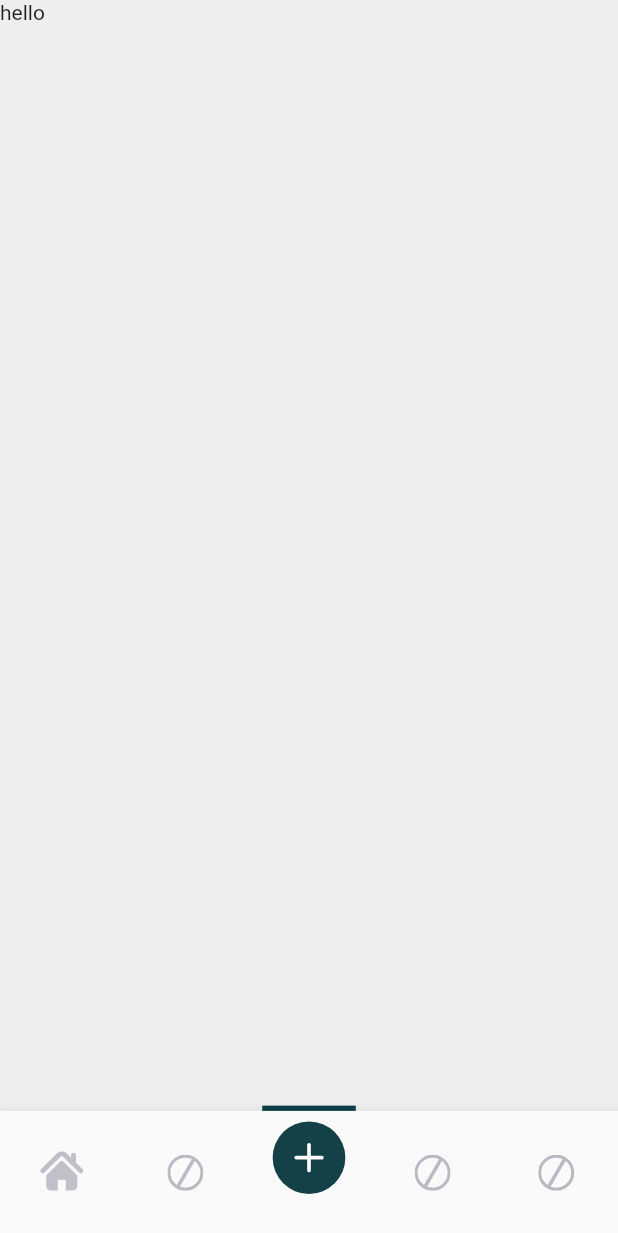
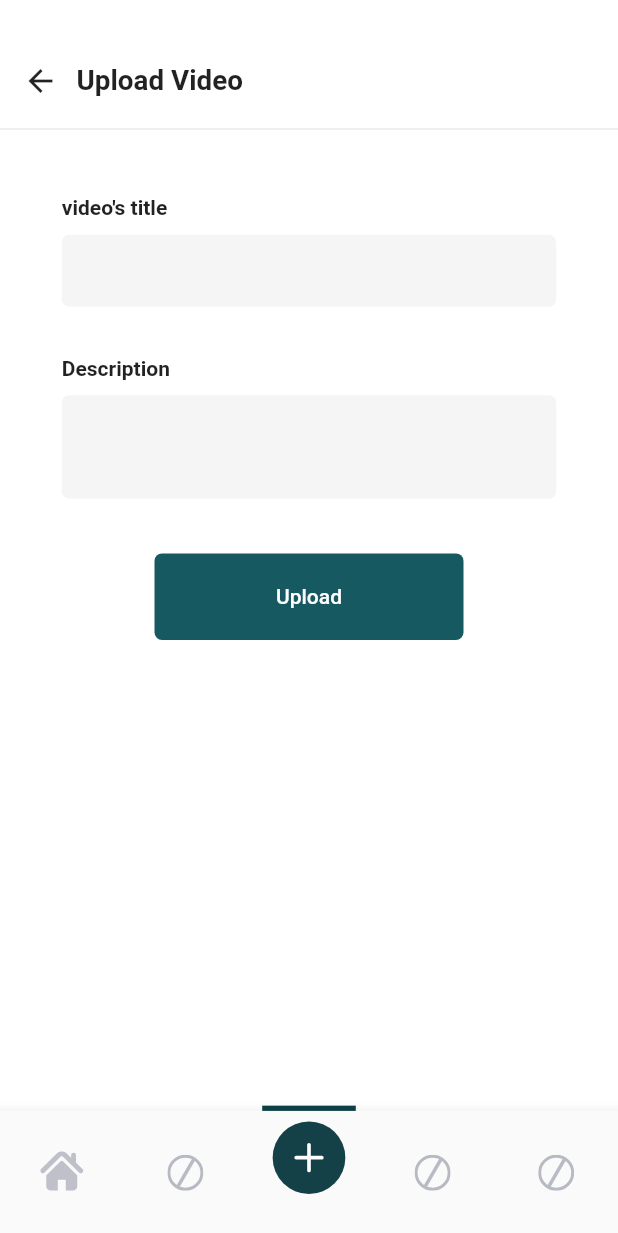
Before and after one commit to Amal1999/uploadTest, a Flutter app: the Navbar screen opened directly, item 3 of the bottom bar chosen, on a phone screen of 412 x 824 dp. Shown: the top 1233 px of the screen. Run offline on Flutter 3.47's test engine with Material 2 defaults, Android fonts, the phone set to English and light mode, and no system bars; our stand-ins replace awesome_dialog, firebase_auth, firebase_core, flutter_svg, google_sign_in, validators; accounts and stored records are empty; network calls fail.

Commit message:
upload interface

```diff
--- a/lib/services/login_service.dart
+++ b/lib/services/login_service.dart
@@ -4,7 +4,7 @@ import 'package:google_sign_in/google_sign_in.dart';
 
 class LoginService {
 
-  static Future<bool> (String email, String password ) async{
+  static Future login(String email, String password ) async{
     try {
       final credential = await FirebaseAuth.instance.signInWithEmailAndPassword(
           email: email,
--- a/lib/settings/const.dart
+++ b/lib/settings/const.dart
@@ -12,6 +12,6 @@ class Const {
 
   static Color get iconsColor => Color(0xFFE0E0E0);
 
-  static Color get backgroundColor => Color(0xFFEEEEEE);
+  static Color get backgroundColor => Colors.white;
 
 }
--- a/lib/ui/screens/home/navbar.dart
+++ b/lib/ui/screens/home/navbar.dart
@@ -5,6 +5,7 @@ import 'package:flutter_svg/svg.dart';
 import 'package:upload_test/settings/config.dart';
 import 'package:upload_test/ui/screens/home/widget/divider_navbar.dart';
 import 'package:upload_test/ui/screens/home/home_screen.dart';
+import 'package:upload_test/ui/screens/publication/upload_screen.dart';
 import '../../../settings/const.dart';
 
 class Navbar extends StatefulWidget {
@@ -38,7 +39,6 @@ class _NavbarState extends State<Navbar> {
               ),
               label: '',
               activeIcon: Center(
-                child: Container(
                 child: Stack(
                   alignment: AlignmentDirectional.center,
                   children: [
@@ -48,7 +48,6 @@ class _NavbarState extends State<Navbar> {
                     ),
                     divider()
                   ],
-                  ),
                 ),
               )),
           BottomNavigationBarItem(
@@ -66,7 +65,6 @@ class _NavbarState extends State<Navbar> {
               ),
               label: '',
               activeIcon: Center(
-                child: Container(
                 child: Stack(
                   alignment: AlignmentDirectional.center,
                   children: [
@@ -76,7 +74,6 @@ class _NavbarState extends State<Navbar> {
                     ),
                     divider()
                   ],
-                  ),
                 ),
               )),
           BottomNavigationBarItem(
@@ -106,7 +103,7 @@ class _NavbarState extends State<Navbar> {
     } else if (selectedIndex == 1) {
       return const Text('hello2');
     } else {
-      return const Text('hello');
+      return UploadScreen();
       // return this._myProfile;
     }
     return const Text('hello');
--- /dev/null
+++ b/lib/ui/screens/publication/upload_screen.dart
@@ -0,0 +1,52 @@
+// ignore_for_file: prefer_const_constructors
+
+import 'package:flutter/material.dart';
+import 'package:upload_test/settings/config.dart';
+import 'package:upload_test/ui/screens/publication/widgets/upload_button.dart';
+import 'package:upload_test/ui/screens/publication/widgets/upload_field.dart';
+
+import '../home/home_screen.dart';
+
+class UploadScreen extends StatefulWidget {
+  @override
+  _UploadScreenState createState() => _UploadScreenState();
+}
+
+class _UploadScreenState extends State<UploadScreen> {
+  final _formKey = GlobalKey<FormState>();
+  @override
+  Widget build(BuildContext context) {
+    return Form(
+      key: _formKey,
+      child: Column(
+        children: [
+          Padding(
+            padding: EdgeInsets.fromLTRB(3, 30, 0, 0),
+            child: Row(
+              children: [
+                IconButton(
+                    onPressed: () {
+
+                    },
+                    icon: Icon(Icons.arrow_back)),
+                Text(
+                  "Upload Video",
+                  style: TextStyle(
+                    fontWeight: FontWeight.bold,
+                    fontSize: context.width * .045
+                  ),
+                )
+              ],
+            ),
+          ),
+          Divider(),
+          SizedBox(height: 20,),
+          UploadField(label: "video's title"),
+          UploadField(label: "Description",maxLines: 3,),
+          SizedBox(height: 20,),
+          UploadButton(onPressed: (){})
+        ],
+      ),
+    );
+  }
+}
--- /dev/null
+++ b/lib/ui/screens/publication/widgets/upload_button.dart
@@ -0,0 +1,31 @@
+// ignore_for_file: prefer_const_constructors
+
+import 'package:flutter/material.dart';
+import 'package:upload_test/settings/config.dart';
+import 'package:upload_test/settings/const.dart';
+
+class UploadButton extends StatefulWidget {
+  void Function() onPressed;
+  UploadButton({Key? key, required this.onPressed}) : super(key: key);
+  @override
+  State<UploadButton> createState() => _UploadButtonState();
+}
+
+class _UploadButtonState extends State<UploadButton> {
+  @override
+  Widget build(BuildContext context) {
+    return SizedBox(
+      width: context.width * .5,
+      height: context.height * .07,
+      child: FlatButton(
+          shape: RoundedRectangleBorder(borderRadius: BorderRadius.circular(5.0)),
+          color: Const.thirdDarkColor,
+          onPressed: widget.onPressed,
+          child:Text(
+            "Upload",
+            style: TextStyle(color: Colors.white),
+          )
+      ),
+    );
+  }
+}
--- /dev/null
+++ b/lib/ui/screens/publication/widgets/upload_field.dart
@@ -0,0 +1,45 @@
+import 'package:flutter/cupertino.dart';
+import 'package:flutter/material.dart';
+import 'package:upload_test/settings/config.dart';
+
+class UploadField extends StatelessWidget {
+  String label;
+  int? maxLines;
+
+  UploadField({Key? key, required this.label,this.maxLines}) : super(key: key);
+
+  @override
+  Widget build(BuildContext context) {
+    return Padding(
+      padding: EdgeInsets.symmetric(
+          vertical: context.height * .02, horizontal: context.width * .1),
+      child: Column(
+        crossAxisAlignment: CrossAxisAlignment.start,
+        children: [
+          Text(
+            label,
+            style: TextStyle(fontWeight: FontWeight.bold),
+          ),
+          SizedBox(
+            height: 10,
+          ),
+          Container(
+              padding: EdgeInsets.symmetric(horizontal: 10),
+              decoration: BoxDecoration(
+                color: Colors.grey.shade100,
+                borderRadius: BorderRadius.circular(5),
+              ),
+              child: TextFormField(
+                style: TextStyle(
+                  fontSize: 13
+                ),
+                maxLines: maxLines ?? 1,
+                decoration: InputDecoration(
+                  border: InputBorder.none,
+                ),
+              ))
+        ],
+      ),
+    );
+  }
+}
```
Lines whose indentation alone changed are shown as unchanged.
